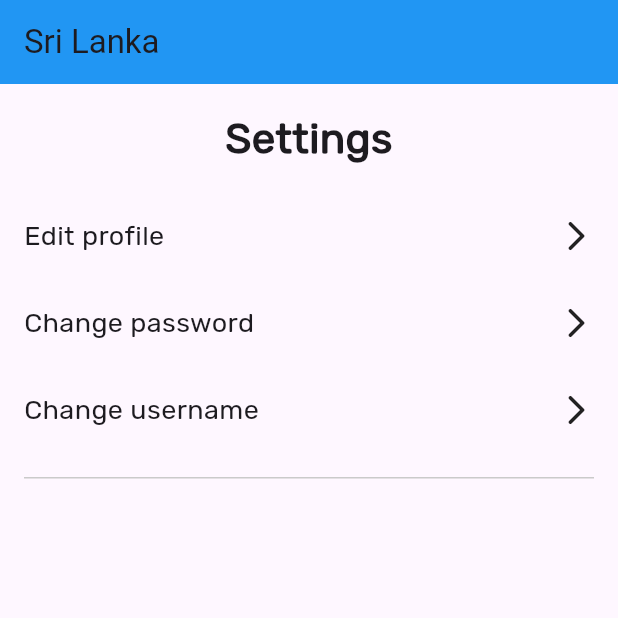
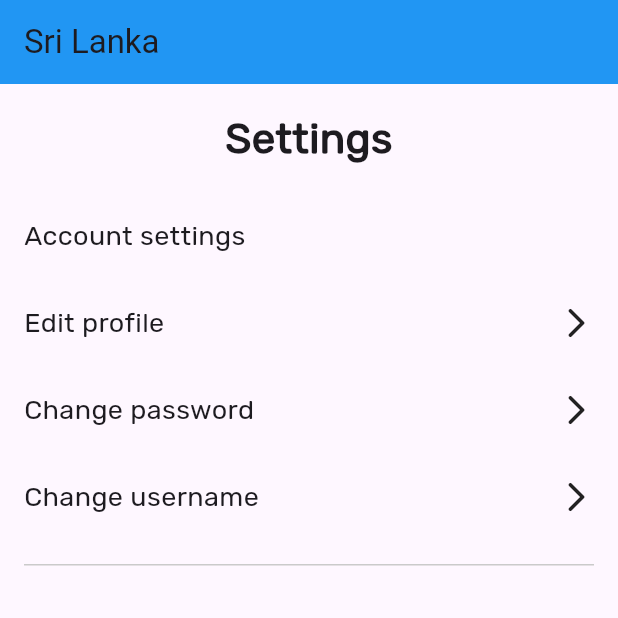
Before and after one commit to randilt/flutter-layouts, a Flutter app: the screen it shows after launch, on a phone screen of 412 x 824 dp, the top half of it. Run offline on Flutter 3.47's test engine with Material 3 defaults, Android fonts, the phone set to English and light mode, and no system bars.

Commit message:
Refactor settings page layout to include account settings section

```diff
--- a/lib/screens/settings_page.dart
+++ b/lib/screens/settings_page.dart
@@ -26,6 +26,18 @@ class SettingsPage extends StatelessWidget {
                 ),
               ),
             ),
+            Container(
+              alignment: Alignment.centerLeft,
+              margin: const EdgeInsets.all(16),
+              child: const Text(
+                "Account settings",
+                style: TextStyle(
+                  fontSize: 18,
+                  fontWeight: FontWeight.w400,
+                  fontFamily: 'Rubik',
+                ),
+              ),
+            ),
             const NavButton(
               '',
               text: 'Edit profile',
```
